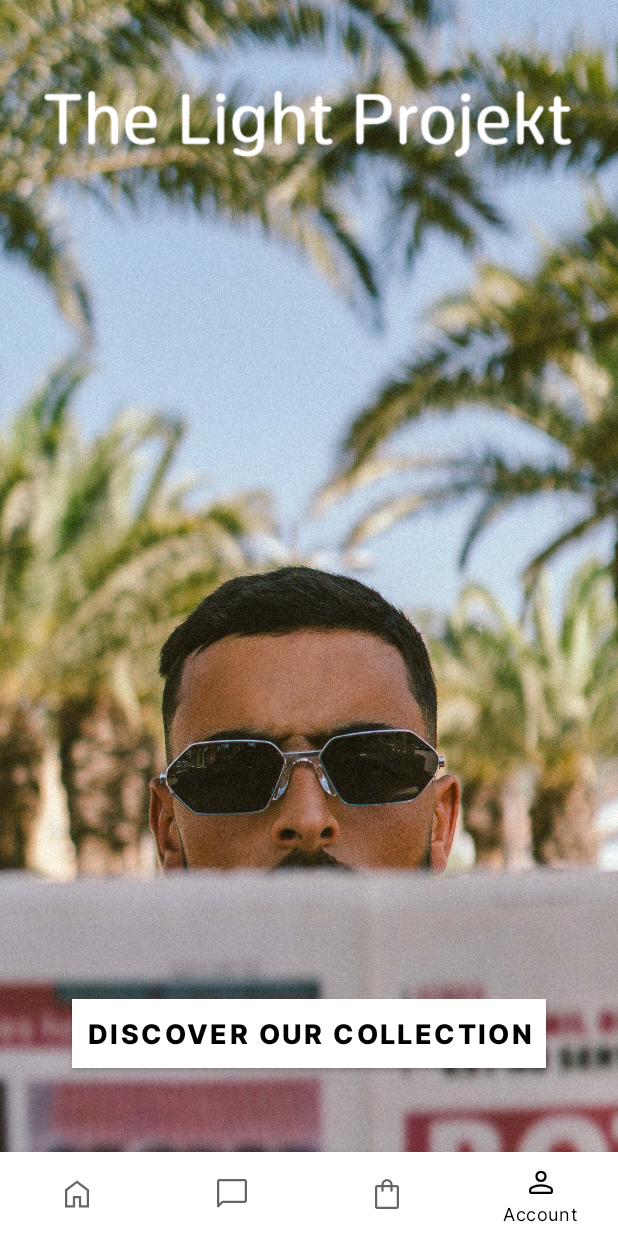
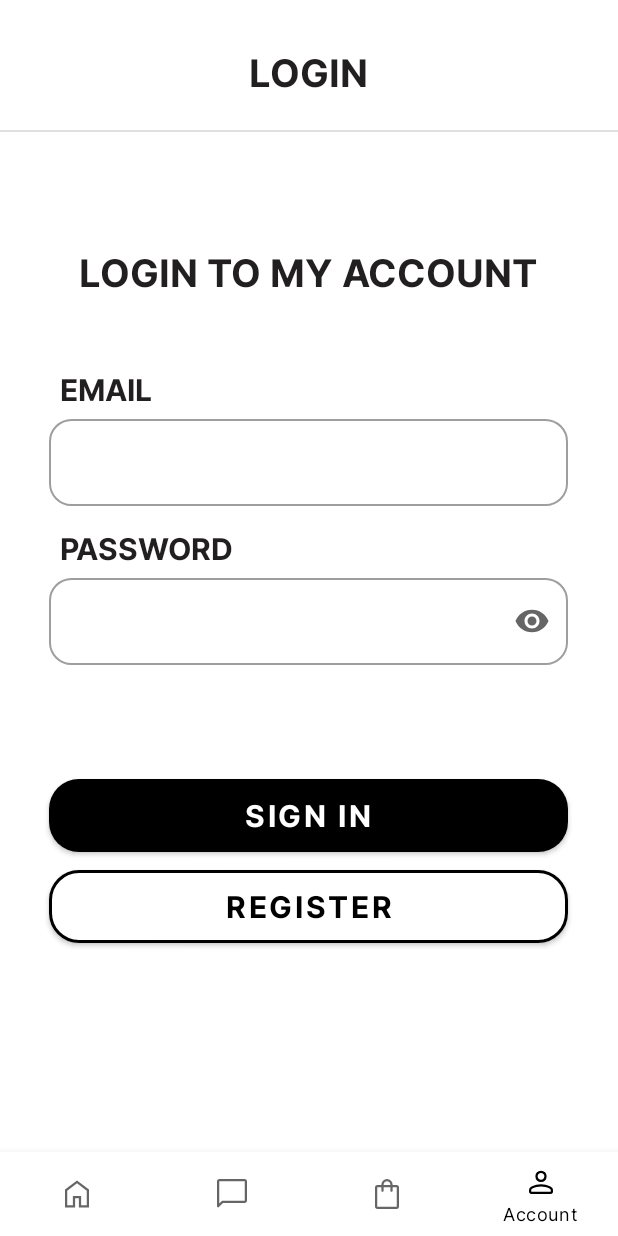
Before and after one commit to mrjelzy/thelightprojekt-android, an Android app: the screen it shows after launch (MainActivity), item 4 of the bottom bar chosen, on a phone screen of 412 x 824 dp. Run offline under Robolectric (Android 15) with nearby library versions, the phone set to English and light mode, and no system bars.

Commit message:
nav barr listener + login fragment

```diff
--- a/app/app/src/main/java/com/thelightprojekt/view/MainActivity.java
+++ b/app/app/src/main/java/com/thelightprojekt/view/MainActivity.java
@@ -1,16 +1,20 @@
 package com.thelightprojekt.view;
 
+import androidx.annotation.NonNull;
 import androidx.annotation.Nullable;
 import androidx.appcompat.app.AppCompatActivity;
 import androidx.lifecycle.Observer;
 import androidx.lifecycle.ViewModelProvider;
 
 import android.os.Bundle;
+import android.view.MenuItem;
 import android.widget.TextView;
 
+import com.google.android.material.navigation.NavigationBarView;
 import com.thelightprojekt.R;
 import com.thelightprojekt.model.data.ProductInfo;
 import com.thelightprojekt.model.data.ProductResponse;
+import com.thelightprojekt.view.ui.login.LoginFragment;
 import com.thelightprojekt.viewmodel.ProductViewModel;
 
 public class MainActivity extends AppCompatActivity {
@@ -30,6 +34,34 @@ public class MainActivity extends AppCompatActivity {
                     .commit();
         }
 
+        NavigationBarView navBarr=findViewById(R.id.bottomNavBar);
+        LoginFragment loginFragment=new LoginFragment();
+        HomeFragment homeFragment=new HomeFragment();
+        navBarr.setOnItemSelectedListener(new NavigationBarView.OnItemSelectedListener() {
+            @Override
+            public boolean onNavigationItemSelected(@NonNull MenuItem item) {
+                switch (item.getItemId()){
+
+                    case R.id.account:
+                        getSupportFragmentManager().beginTransaction()
+                                .replace(R.id.host_fragment_main_activity,loginFragment)
+                                .setReorderingAllowed(true)
+                                .addToBackStack("LoginFragment")
+                                .commit();
+                        return true;
+
+                    case R.id.home:
+                        getSupportFragmentManager().beginTransaction()
+                                .replace(R.id.host_fragment_main_activity,homeFragment)
+                                .setReorderingAllowed(true)
+                                .addToBackStack("HomeFragment")
+                                .commit();
+                        return true;
+                }
+                return false;
+            }
+        });
+
       /*  TextView productText = findViewById(R.id.product_title);
 
         productViewModel = new ViewModelProvider(this).get(ProductViewModel.class);
--- a/app/app/src/main/java/com/thelightprojekt/view/ui/login/LoginFragment.java
+++ b/app/app/src/main/java/com/thelightprojekt/view/ui/login/LoginFragment.java
@@ -47,7 +47,7 @@ public class LoginFragment extends Fragment {
         loginViewModel = new ViewModelProvider(this, new LoginViewModelFactory())
                 .get(LoginViewModel.class);
 
-        final EditText usernameEditText = binding.username;
+        final EditText usernameEditText = binding.email;
         final EditText passwordEditText = binding.password;
         final Button loginButton = binding.login;
         final ProgressBar loadingProgressBar = binding.loading;
--- a/app/app/src/main/java/com/thelightprojekt/view/ui/login/LoginViewModel.java
+++ b/app/app/src/main/java/com/thelightprojekt/view/ui/login/LoginViewModel.java
@@ -9,7 +9,7 @@ import android.util.Patterns;
 import com.thelightprojekt.view.data.LoginRepository;
 import com.thelightprojekt.view.data.Result;
 import com.thelightprojekt.view.data.model.LoggedInUser;
-import com.thelightprojekt.view.R;
+import com.thelightprojekt.R;
 
 public class LoginViewModel extends ViewModel {
 
--- a/app/app/src/main/res/layout/fragment_login.xml
+++ b/app/app/src/main/res/layout/fragment_login.xml
@@ -57,10 +57,12 @@
         app:boxCornerRadiusBottomStart="15dp"
         app:boxCornerRadiusTopStart="15dp"
         android:layout_marginBottom="14dp"
+        app:endIconMode="clear_text"
         style="@style/Widget.MaterialComponents.TextInputLayout.OutlinedBox">
 
 
         <com.google.android.material.textfield.TextInputEditText
+            android:id="@+id/email"
             android:layout_width="match_parent"
             android:layout_height="wrap_content"/>
     </com.google.android.material.textfield.TextInputLayout>
@@ -83,24 +85,29 @@
         app:boxCornerRadiusBottomEnd="15dp"
         app:boxCornerRadiusBottomStart="15dp"
         app:boxCornerRadiusTopStart="15dp"
+        app:endIconMode="password_toggle"
         style="@style/Widget.MaterialComponents.TextInputLayout.OutlinedBox">
 
 
         <com.google.android.material.textfield.TextInputEditText
+            android:id="@+id/password"
             android:layout_width="match_parent"
-            android:layout_height="wrap_content"/>
+            android:layout_height="wrap_content"
+            android:inputType="textPassword"/>
     </com.google.android.material.textfield.TextInputLayout>
 
     <com.google.android.material.button.MaterialButton
         android:id="@+id/login"
-        android:layout_width="346dp"
+        android:layout_width ="346dp"
         android:layout_height="wrap_content"
         android:layout_gravity="center"
         android:layout_marginTop="70dp"
         app:cornerRadius="20dp"
         android:textFontWeight="700"
         android:textSize="20dp"
-        android:text="SIGN IN"/>
+        android:paddingVertical="10dp"
+        android:text="SIGN IN"
+        />
 
     <com.google.android.material.button.MaterialButton
         android:id="@+id/register"
@@ -110,7 +117,12 @@
         app:cornerRadius="20dp"
         android:text="REGISTER"
         android:textSize="20dp"
-        android:textFontWeight="700"/>
+        android:textFontWeight="700"
+        android:backgroundTint="@color/white"
+        app:strokeColor="@color/black"
+        app:strokeWidth="2dp"
+        android:paddingVertical="10dp"
+        android:textColor="@color/black"/>
 
     <ProgressBar
         android:id="@+id/loading"
--- a/app/app/src/main/res/menu/bottom_navigation_menu.xml
+++ b/app/app/src/main/res/menu/bottom_navigation_menu.xml
@@ -1,22 +1,22 @@
 <?xml version="1.0" encoding="utf-8"?>
 <menu xmlns:android="http://schemas.android.com/apk/res/android">
     <item
-        android:id="@+id/item_1"
+        android:id="@+id/home"
         android:enabled="true"
         android:icon="@drawable/home_48px"
         android:title="@string/text_label_home"/>
     <item
-        android:id="@+id/item_2"
+        android:id="@+id/chat"
         android:enabled="true"
         android:icon="@drawable/chat_bubble_48px"
         android:title="@string/text_label_chat"/>
     <item
-        android:id="@+id/item_3"
+        android:id="@+id/cart"
         android:enabled="true"
         android:icon="@drawable/shopping_bag_48px"
         android:title="@string/text_label_shoppingBag"/>
     <item
-        android:id="@+id/item_2"
+        android:id="@+id/account"
         android:enabled="true"
         android:icon="@drawable/person_48px"
         android:title="@string/text_label_account"/>
```
Also changed, not shown: app/app/build.gradle (+10 -0 lines).
